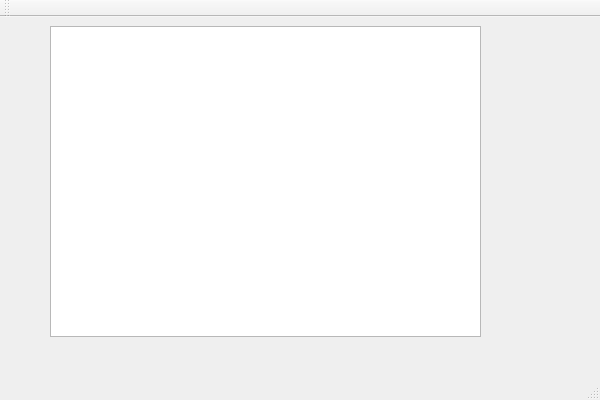
Above: info_stick.ui from angelassassin/Info_stick before the change. Below: the same form after it.
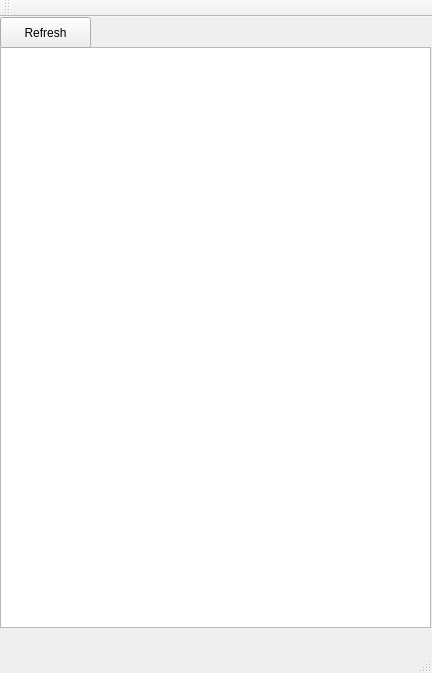
That is the form after the change.

Commit message: added a refresh button to the ui by connecting it inside the constructor

Diff of the .ui file:
```diff
--- a/info_stick.ui
+++ b/info_stick.ui
@@ -6,8 +6,8 @@
    <rect>
     <x>0</x>
     <y>0</y>
-    <width>600</width>
-    <height>400</height>
+    <width>432</width>
+    <height>673</height>
    </rect>
   </property>
   <property name="windowTitle">
@@ -17,10 +17,10 @@
    <widget class="QTextEdit" name="textEdit">
     <property name="geometry">
      <rect>
-      <x>50</x>
-      <y>9</y>
+      <x>0</x>
+      <y>30</y>
       <width>431</width>
-      <height>311</height>
+      <height>581</height>
      </rect>
     </property>
     <property name="minimumSize">
@@ -36,6 +36,19 @@
      </size>
     </property>
    </widget>
+   <widget class="QPushButton" name="refreshButton">
+    <property name="geometry">
+     <rect>
+      <x>0</x>
+      <y>0</y>
+      <width>91</width>
+      <height>31</height>
+     </rect>
+    </property>
+    <property name="text">
+     <string>Refresh</string>
+    </property>
+   </widget>
   </widget>
   <widget class="QMenuBar" name="menuBar">
    <property name="geometry">
```
Left out of the diff: 2 changed lines with no effect on the pictures. The commit also changes 1 other file.
